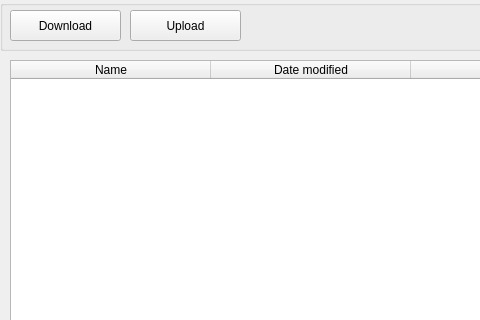
Before: the Qt Designer form res/ui/file_system_widget.ui in Qolorerr/FileSocketGUI, drawn with Qt 5; both pictures show x 0 to 480 and y 0 to 320 of the 795 by 572 pixel window.
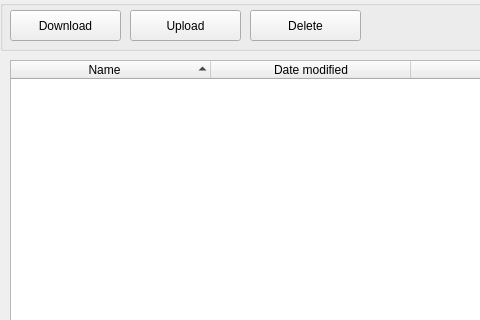
After: the same form once the commit is applied.

Commit message:
Delete button
Also added:
Dark theme
Sorting by column in file system

```diff
--- a/res/ui/file_system_widget.ui
+++ b/res/ui/file_system_widget.ui
@@ -28,6 +28,9 @@
    <property name="selectionBehavior">
     <enum>QAbstractItemView::SelectRows</enum>
    </property>
+   <property name="sortingEnabled">
+    <bool>true</bool>
+   </property>
    <attribute name="headerDefaultSectionSize">
     <number>200</number>
    </attribute>
@@ -102,6 +105,22 @@
      <string>Upload</string>
     </property>
    </widget>
+   <widget class="QPushButton" name="deleteBtn">
+    <property name="geometry">
+     <rect>
+      <x>250</x>
+      <y>10</y>
+      <width>111</width>
+      <height>31</height>
+     </rect>
+    </property>
+    <property name="text">
+     <string>Delete</string>
+    </property>
+    <property name="class" stdset="0">
+     <string>danger</string>
+    </property>
+   </widget>
   </widget>
  </widget>
  <resources/>
```
Left out of the diff: 6 changed lines with no effect on the pictures. The commit also changes 2 other files.
